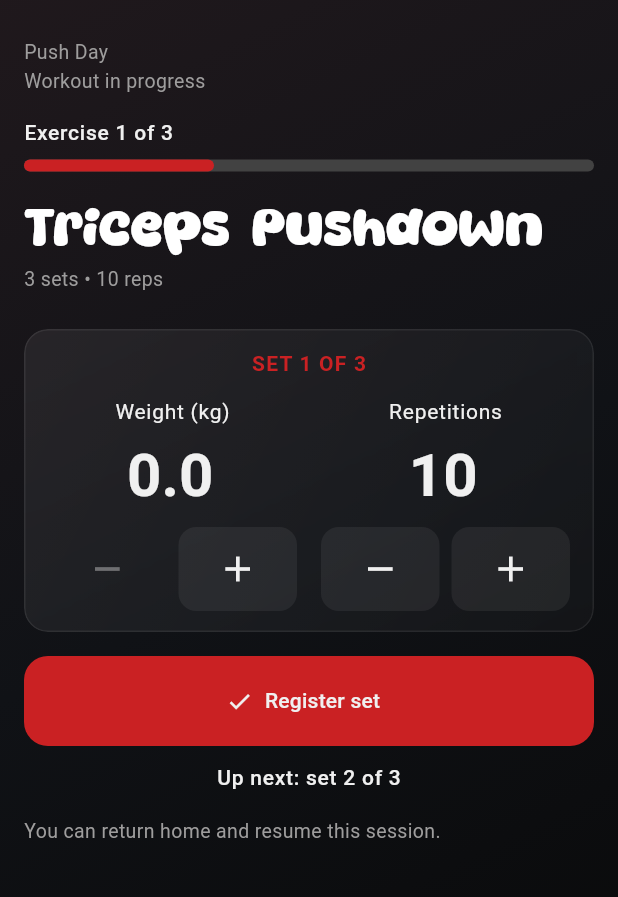
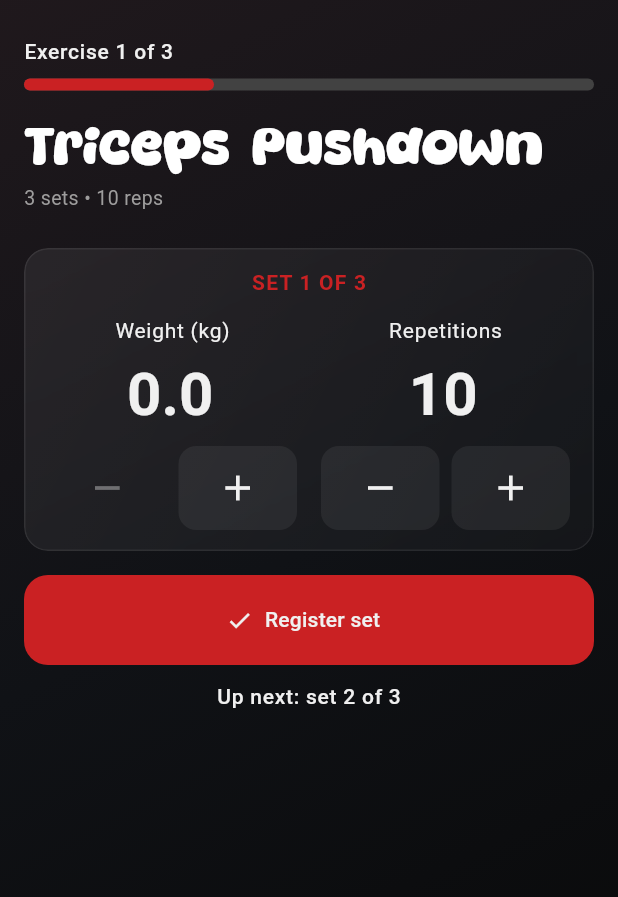
Before and after one commit to ericfr1tzenvalle/gym-tracker-app, a Flutter app: the screen it shows after launch, after a tap on "Start Workout", on a phone screen of 412 x 824 dp, the part 70-967 px from its top. Run offline on Flutter 3.47's test engine with Material 3 defaults, Android fonts, the phone set to English and light mode, and no system bars; Roboto replaces fonts that are missing (Montserrat).

Commit message:
style: remove extra workout session labels #6

```diff
--- a/lib/pages/workout_session_page.dart
+++ b/lib/pages/workout_session_page.dart
@@ -84,9 +84,6 @@ class _WorkoutSessionPageState extends State<WorkoutSessionPage> {
           : ListView(
               padding: const EdgeInsets.all(16),
               children: [
-                Text(progress.workout!.name),
-                const Text('Workout in progress'),
-                const SizedBox(height: 16),
                 WorkoutSetCard(
                   key: ValueKey(
                     '${widget.sessionId}:${exercise.exercise.id}:${progress.currentExerciseCompletedSets}',
@@ -115,8 +112,6 @@ class _WorkoutSessionPageState extends State<WorkoutSessionPage> {
                     setState(() {});
                   },
                 ),
-                const SizedBox(height: 16),
-                const Text('You can return home and resume this session.'),
               ],
             ),
     );
```
